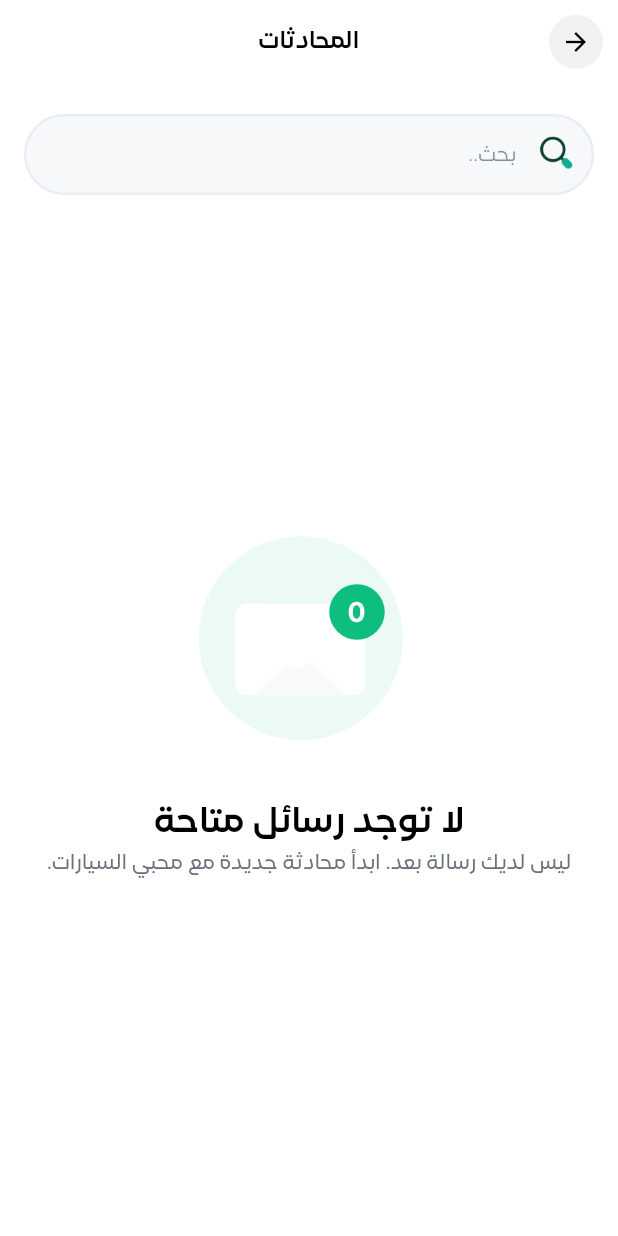
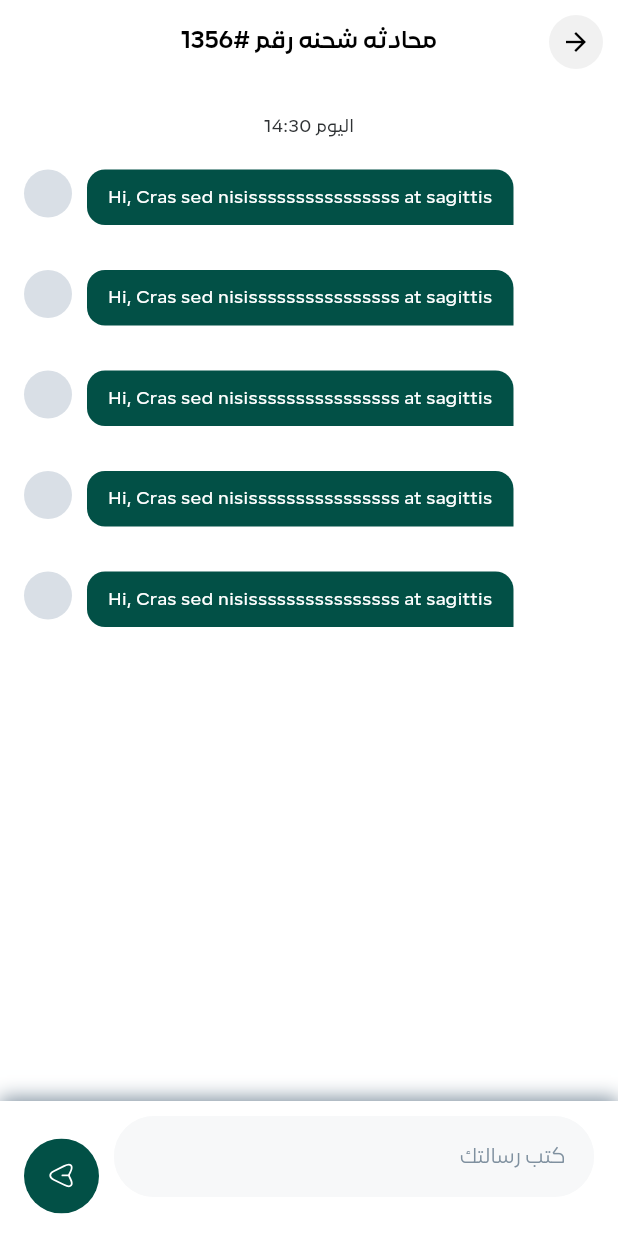
Before and after one commit to Menasa-Smart-Solution/PRJ-140_fares_app, a Flutter app: the screen it shows after launch, on a phone screen of 412 x 824 dp. Run offline on Flutter 3.47's test engine with Material 3 defaults, Android fonts, the light colour scheme and no system bars; our stand-ins replace animate_do, easy_localization, flutter_secure_storage, flutter_svg, pinput, responsive_framework and 2 more; project files that could hold a hidden picture were left out.

Commit message:
Add chat feature with message sending functionality and UI components

```diff
--- a/lib/core/common_ui/widgets/app_text_from_field.dart
+++ b/lib/core/common_ui/widgets/app_text_from_field.dart
@@ -29,6 +29,7 @@ class AppTextFormField extends StatelessWidget {
     this.radius,
     this.onFieldSubmitted,
     this.textInputAction,
+    this.showFocusedBorder = true,
   });
   final EdgeInsetsGeometry? contentPadding;
   final InputBorder? focusedBorder;
@@ -53,6 +54,7 @@ class AppTextFormField extends StatelessWidget {
   final void Function(String)? onChanged;
   final void Function(String)? onFieldSubmitted;
   final TextInputAction? textInputAction;
+  final bool showFocusedBorder;
   @override
   Widget build(BuildContext context) {
     return Column(
@@ -99,7 +101,10 @@ class AppTextFormField extends StatelessWidget {
             border: _buildBorder(),
             enabledBorder: enabledBorder ?? _buildBorder(),
             focusedBorder:
-                focusedBorder ?? _buildBorder(color: AppColors.primaryColor),
+                focusedBorder ??
+                _buildBorder(
+                  color: showFocusedBorder ? AppColors.primaryColor : null,
+                ),
             errorStyle: const TextStyle(
               height: 0,
               color: Colors.red,
--- a/lib/core/routing/app_router.dart
+++ b/lib/core/routing/app_router.dart
@@ -47,8 +47,8 @@ class AppRouter {
         return _buildRoute(builder: (_) => const OrderQrCodeView());
       case Routes.conversationRoute:
         return _buildRoute(builder: (_) => const ConversationsView());
-      // case Routes.chatRoute:
-      //   return _buildRoute(builder: (_) => const ChatView());
+      case Routes.chatRoute:
+        return _buildRoute(builder: (_) => const ChatView());
 
       default:
         return null;
--- a/lib/core/theme/app_colors.dart
+++ b/lib/core/theme/app_colors.dart
@@ -20,4 +20,5 @@ class AppColors {
   static const Color complimentaryGreen = Color(0xFF29BE10);
   static const Color dropDownColor = Color(0xFF88B3AD);
   static const Color red = Color(0xFFFF0900);
+  static const Color darkGrey = Color(0xFF2F3234);
 }
--- a/lib/core/utils/app_images.dart
+++ b/lib/core/utils/app_images.dart
@@ -30,6 +30,8 @@ class AppImages {
 
   static const String imagesSearchPng = "assets/images/search_png.png";
 
+  static const String imagesSend = "assets/images/send.svg";
+
   static const String imagesSubtract = "assets/images/subtract.svg";
 
   static const String imagesSuccess = "assets/images/success.svg";
--- a/lib/fares_app.dart
+++ b/lib/fares_app.dart
@@ -23,7 +23,7 @@ class FaresApp extends StatelessWidget {
       ),
       navigatorKey: AppRouter.navigatorKey,
       onGenerateRoute: AppRouter().onGenerateRoute,
-      initialRoute: Routes.conversationRoute,
+      initialRoute: Routes.chatRoute,
       localizationsDelegates: context.localizationDelegates,
       supportedLocales: context.supportedLocales,
       locale: context.locale,
--- a/lib/features/driver/chat/feature_imports.dart
+++ b/lib/features/driver/chat/feature_imports.dart
@@ -3,3 +3,8 @@ import '../../../core/utils/exports.dart';
 
 part 'presentation/views/conversations_view.dart';
 part 'presentation/widgets/conversations/conversations_view_body.dart';
+
+part 'presentation/views/chat_view.dart';
+part 'presentation/widgets/chat/chat_view_body.dart';
+part 'presentation/widgets/chat/send_message_form_field.dart';
+part 'presentation/widgets/chat/message_item.dart';
--- /dev/null
+++ b/lib/features/driver/chat/presentation/views/chat_view.dart
@@ -0,0 +1,21 @@
+part of '../../feature_imports.dart';
+
+class ChatView extends StatelessWidget {
+  const ChatView({super.key});
+
+  @override
+  Widget build(BuildContext context) {
+    final bottomPadding = MediaQuery.of(context).viewPadding.bottom;
+    return Scaffold(
+      appBar: CustomAppBar(
+        title: tr(
+          LocaleKeys.shipmentConversation,
+          namedArgs: const {'value': '1356'},
+        ),
+      ),
+
+      body: const ChatViewBody().withPadding(vertical: 20, horizontal: 16),
+      bottomSheet: SendMessageFormField(bottomPadding: bottomPadding),
+    );
+  }
+}
--- /dev/null
+++ b/lib/features/driver/chat/presentation/widgets/chat/chat_view_body.dart
@@ -0,0 +1,27 @@
+part of '../../../feature_imports.dart';
+
+class ChatViewBody extends StatelessWidget {
+  const ChatViewBody({super.key});
+
+  @override
+  Widget build(BuildContext context) {
+    return CustomScrollView(
+      slivers: [
+        SliverToBoxAdapter(
+          child: Text(
+            "اليوم 14:30",
+            style: AppTextStyles.med12.copyWith(color: AppColors.darkGrey),
+          ).center,
+        ),
+        SliverToBoxAdapter(child: verticalSpace(20)),
+        SliverList.separated(
+          itemCount: 5,
+          itemBuilder: (context, index) {
+            return const MessageItem(isSender: true);
+          },
+          separatorBuilder: (context, index) => verticalSpace(30),
+        ),
+      ],
+    );
+  }
+}
--- /dev/null
+++ b/lib/features/driver/chat/presentation/widgets/chat/message_item.dart
@@ -0,0 +1,55 @@
+part of '../../../feature_imports.dart';
+
+class MessageItem extends StatelessWidget {
+  const MessageItem({super.key, required this.isSender});
+  final bool isSender;
+
+  @override
+  Widget build(BuildContext context) {
+    return Row(
+      crossAxisAlignment: isSender
+          ? CrossAxisAlignment.start
+          : CrossAxisAlignment.center,
+      mainAxisAlignment: isSender
+          ? MainAxisAlignment.end
+          : MainAxisAlignment.start,
+      children: [
+        if (!isSender) ...[
+          const CircleAvatar(radius: 16, backgroundColor: AppColors.grey200),
+          horizontalSpace(10),
+        ],
+        Expanded(
+          child: Align(
+            alignment: isSender ? Alignment.centerLeft : Alignment.centerRight,
+            child: Container(
+              decoration: isSender
+                  ? const BoxDecoration(
+                      color: AppColors.primaryColor,
+                      borderRadius: BorderRadius.only(
+                        topLeft: Radius.circular(12),
+                        topRight: Radius.circular(12),
+                        bottomLeft: Radius.circular(12),
+                        bottomRight: Radius.circular(0),
+                      ),
+                    )
+                  : null,
+              padding: isSender
+                  ? const EdgeInsets.symmetric(vertical: 10, horizontal: 14)
+                  : EdgeInsets.zero,
+              child: Text(
+                "Hi, Cras sed nisissssssssssssssss at sagittis",
+                style: AppTextStyles.med12.copyWith(
+                  color: isSender ? AppColors.white : AppColors.grey500,
+                ),
+              ),
+            ),
+          ),
+        ),
+        if (isSender) ...[
+          horizontalSpace(10),
+          const CircleAvatar(radius: 16, backgroundColor: AppColors.grey200),
+        ],
+      ],
+    );
+  }
+}
--- /dev/null
+++ b/lib/features/driver/chat/presentation/widgets/chat/send_message_form_field.dart
@@ -0,0 +1,71 @@
+part of '../../../feature_imports.dart';
+
+class SendMessageFormField extends StatelessWidget {
+  const SendMessageFormField({super.key, required this.bottomPadding});
+
+  final double bottomPadding;
+
+  @override
+  Widget build(BuildContext context) {
+    return Container(
+      height: 90,
+      padding: EdgeInsets.only(
+        left: 16,
+        right: 16,
+        bottom: bottomPadding,
+        top: 10,
+      ),
+      alignment: Alignment.bottomCenter,
+      decoration: const BoxDecoration(
+        color: AppColors.white,
+        boxShadow: [
+          BoxShadow(
+            color: AppColors.grey500,
+            blurRadius: 10,
+            offset: Offset(0, -2),
+          ),
+        ],
+      ),
+
+      child: Row(
+        children: [
+          Expanded(
+            child: AppTextFormField(
+              hintText: LocaleKeys.writeYourMessage.tr(),
+              validator: (value) {},
+              borderColor: AppColors.textFormFieldBg,
+              showFocusedBorder: false,
+            ),
+          ),
+          horizontalSpace(10),
+
+          Material(
+            color: Colors.transparent,
+            child: Ink(
+              decoration: const ShapeDecoration(
+                color: AppColors.primaryColor,
+                shape: CircleBorder(),
+              ),
+              child: InkWell(
+                onTap: () {},
+                customBorder: const CircleBorder(),
+
+                child: SizedBox(
+                  width: 50,
+                  height: 50,
+                  child: Center(
+                    child: SvgPicture.asset(
+                      AppImages.imagesSend,
+                      width: 20,
+                      height: 20,
+                    ),
+                  ),
+                ),
+              ),
+            ),
+          ),
+        ],
+      ),
+    );
+  }
+}
```
Also changed, not shown: assets/images/send.svg (added).
